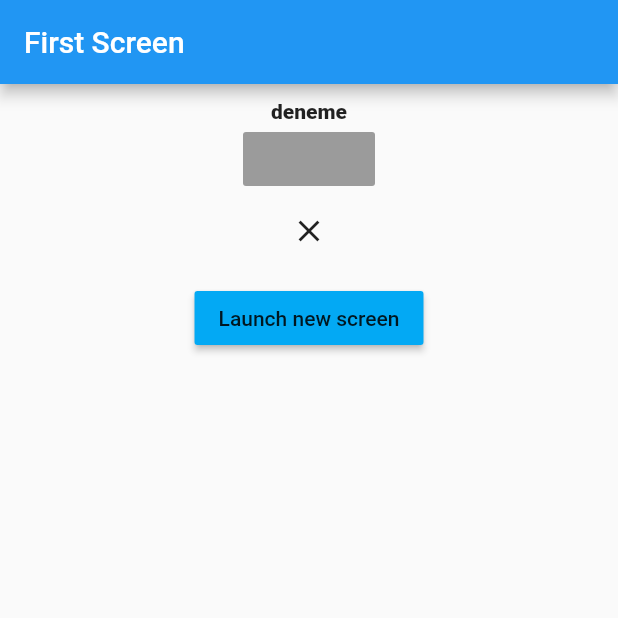
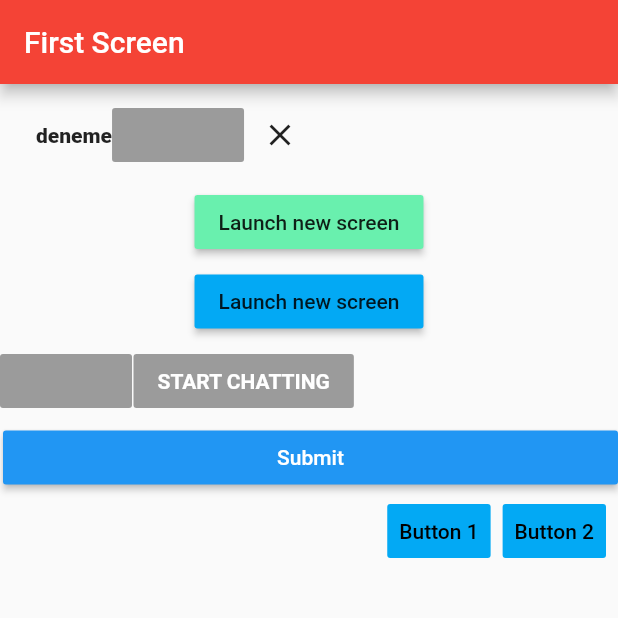
Before and after one commit to egemendurmus/flutter_app_deneme, a Flutter app: the screen it shows after launch, on a phone screen of 412 x 824 dp, the top half of it. Run offline on Flutter 3.47's test engine with Material 2 defaults, Android fonts, the phone set to English and light mode, and no system bars; missing offline and left inert: validate.

Commit message:
login form eklendi validate kullanıldı

```diff
--- a/lib/SampleApp.dart
+++ b/lib/SampleApp.dart
@@ -12,6 +12,7 @@ class SampleApp extends StatelessWidget {
       title: 'Sample App',
       theme: new ThemeData(
         primarySwatch: Colors.blue,
+
       ),
       home: new SampleAppPage(),
     );
@@ -41,6 +42,8 @@ class _SampleAppPageState extends State<SampleAppPage> {
     return new Scaffold(
       appBar: new AppBar(
         title: new Text("Sample App"),
+        backgroundColor: Colors.red,
+
       ),
       body: new Center(child: new Text(textToShow)),
       floatingActionButton: new FloatingActionButton(
--- a/lib/hello.dart
+++ b/lib/hello.dart
@@ -5,8 +5,8 @@ class hello extends StatelessWidget {
   @override
   Widget build(BuildContext context) {
     return new Container(
-        padding: const EdgeInsets.all(10.0),
-        child: new Column(
+        margin: new EdgeInsets.fromLTRB(24.0, 10.0, 24.0, 10.0),
+        child: new Row(
             children: <Widget>[
               new Text("deneme",  style: new TextStyle(fontWeight: FontWeight.w800),
               ),
--- /dev/null
+++ b/lib/loginpage.dart
@@ -0,0 +1,161 @@
+import 'package:flutter/material.dart';
+import 'package:validate/validate.dart';
+
+void LoginPages() => runApp(new MaterialApp(
+  title: 'Forms in Flutter',
+  home: new LoginPage(),
+));
+
+class LoginPage extends StatefulWidget {
+  @override
+  State<StatefulWidget> createState() => new _LoginPageState();
+}
+
+class _LoginData {
+  String email = '';
+  String password = '';
+  String rePassword = '';
+
+}
+
+class _LoginPageState extends State<LoginPage> {
+  final GlobalKey<FormState> _formKey = new GlobalKey<FormState>();
+  _LoginData _data = new _LoginData();
+
+  String _validateEmail(String value) {
+    // If empty value, the isEmail function throw a error.
+    // So I changed this function with try and catch.
+    try {
+      Validate.isEmail(value);
+    } catch (e) {
+      return 'The E-mail Address must be a valid email address.';
+    }
+
+    return null;
+  }
+
+  String _validateUserName(String value) {
+    if (value.length < 4) {
+      return 'The Password must be at least 8 characters.';
+    }
+
+    return null;
+  }
+
+  String _validatePassword(String value) {
+    if (value.length < 8) {
+      return 'The Password must be at least 8 characters.';
+    }
+
+    return null;
+  }
+
+
+  String _validateRePassword(String value) {
+
+      if(_data.password !=value){
+        return 'pasaportunu kontrol etin';
+        }
+
+    return null;
+  }
+
+  void submit() {
+    // First validate form.
+    if (this._formKey.currentState.validate()) {
+      _formKey.currentState.save(); // Save our form now.
+
+      print('Printing the login data.');
+      print('Email: ${_data.email}');
+      print('Password: ${_data.password}');
+    }
+  }
+
+  @override
+  Widget build(BuildContext context) {
+    final Size screenSize = MediaQuery.of(context).size;
+
+    return new Scaffold(
+      appBar: new AppBar(
+        title: new Text('Login'),
+        backgroundColor: Colors.red,
+      ),
+      body: new Container(
+          padding: new EdgeInsets.all(20.0),
+          child: new Form(
+            key: this._formKey,
+            child: new ListView(
+              children: <Widget>[
+                new TextFormField(
+                    keyboardType: TextInputType.emailAddress, // Use email input type for emails.
+                    decoration: new InputDecoration(
+                       // hintText: 'you@example.com',
+                        labelText: 'E-mail Address'
+                    ),
+                    validator: this._validateEmail,
+                    onSaved: (String value) {
+                      this._data.email = value;
+                    }
+                ),
+
+                new TextFormField(
+                    keyboardType: TextInputType.emailAddress, // Use email input type for emails.
+                    decoration: new InputDecoration(
+                       // hintText: 'egemen@e',
+                        labelText: 'UserName'
+                    ),
+                    validator: this._validateUserName,
+                    onSaved: (String value) {
+                      this._data.email = value;
+                    }
+                ),
+
+                new TextFormField(
+                    obscureText: true, // Use secure text for passwords.
+                    decoration: new InputDecoration(
+                      //  hintText: 'Password',
+                        labelText: 'Enter your password'
+                    ),
+                    validator: this._validatePassword,
+                    onSaved: (String value) {
+                      this._data.password = value;
+                    }
+                ),
+
+                new TextFormField(
+                    obscureText: true, // Use secure text for passwords.
+                    decoration: new InputDecoration(
+                      // hintText: 'you@example.com',
+                        labelText: 'E-mail Address'
+                    ),
+                    validator: this._validateRePassword,
+                    onSaved: (String value) {
+                      this._data.rePassword = value;
+                    }
+                ),
+
+
+                new Container(
+                  width: screenSize.width,
+                //  height: 50.0,
+                  child: new RaisedButton(
+                    child: new Text(
+                      'Login',
+                      style: new TextStyle(
+                          color: Colors.white
+                      ),
+                    ),
+                    onPressed: this.submit,
+                    color: Colors.red,
+                  ),
+                  margin: new EdgeInsets.only(
+                      top: 20.0
+                  ),
+                )
+              ],
+            ),
+          )
+      ),
+    );
+  }
+}
--- a/lib/main.dart
+++ b/lib/main.dart
@@ -1,6 +1,9 @@
 import 'package:flutter/material.dart';
 import 'package:flutter_app_deneme/SampleApp.dart';
 import 'hello.dart';
+import 'loginpage.dart';
+
+final GlobalKey<ScaffoldState> _scaffoldKey = new GlobalKey<ScaffoldState>();
 
 void main() {
   runApp(new MaterialApp(
@@ -15,57 +18,102 @@ class FirstScreen extends StatelessWidget {
     return new Scaffold(
       appBar: new AppBar(
         title: new Text('First Screen'),
+        backgroundColor: Colors.red,
       ),
+      key: _scaffoldKey,
       body: new Center(
-
         child: new Column(
           children: <Widget>[
             new hello(),
             new RaisedButton(
                 child: new Text('Launch new screen'),
+                color: Colors.greenAccent,
+                onPressed: () {
+                  showInSnackBar("egemen");
+                }),
+            new Container(
+              margin: const EdgeInsets.only(bottom: 5.0),
+            ),
+            new RaisedButton(
+                child: new Text('Launch new screen'),
                 color: Colors.lightBlue,
                 onPressed: () {
-                  Navigator.push(context,
+                  Navigator.push(
+                      context,
                       new MaterialPageRoute(
                           builder: (context) => new SampleApp()));
-                })
+                }),
+            new Container(
+              margin: const EdgeInsets.only(bottom: 5.0),
+            ),
+            new Container(
+              child: Row(
+                children: <Widget>[
+                  new RaisedButton(onPressed: null),
+                  new Container(
+                    margin: const EdgeInsets.only(left: 1.0),
+                  ),
+                  new RaisedButton(
+                      onPressed: null,
+                      child: new Text(
+                        "START CHATTING",
+                        style: new TextStyle(
+                            color: Colors.white,
+                            fontWeight: FontWeight.bold,
+                            fontSize: 14.0),
+                      ))
+                ],
+              ),
+            ),
+            new Container(
+              margin: new EdgeInsets.fromLTRB(0.0, 1.0, 0.0, 1.0),
+            ),
+            new Container(
+              margin: new EdgeInsets.fromLTRB(2.0, 1.0, 0.0, 1.0),
+              height: 40.0,
+              child: new Column(
+                crossAxisAlignment: CrossAxisAlignment.stretch,
+                mainAxisSize: MainAxisSize.max,
 
-          ],
-        ),
-
-      ),
+                children: <Widget>[
+                  new RaisedButton(
+                    child: new Text("Submit",
+                        style: new TextStyle(
+                          color: Colors.white,
+                        )),
+                    colorBrightness: Brightness.dark,
+                    onPressed: () {
+                      Navigator.push(context, new MaterialPageRoute(builder: (context)=> LoginPage()));
+                    },
+                    color: Colors.blue,
+                  ),
+                ],
+              ),
+            ),
 
 
-      /* body: new Center(
-        child: new RaisedButton(
-          child: new Text('Launch new screen'),
-          onPressed: () {
-            Navigator.push(
-              context,
-              new MaterialPageRoute(builder: (context) => new SampleApp()),
-            );
-          },
-        ),
-      ),*/
-    );
-  }
-}
 
-class SecondScreen extends StatelessWidget {
-  @override
-  Widget build(BuildContext context) {
-    return new Scaffold(
-      appBar: new AppBar(
-        title: new Text("Second Screen"),
-      ),
-      body: new Center(
-        child: new RaisedButton(
-          onPressed: () {
-            Navigator.pop(context);
-          },
-          child: new Text('Go back!'),
+
+            new ButtonBar(children: <Widget>[
+              new FlatButton(
+                child: new Text("Button 1"),
+                color: Colors.lightBlue,
+                onPressed: () => debugPrint("Button 1"),
+              ),
+              new FlatButton(
+                child: new Text("Button 2"),
+                color: Colors.lightBlue,
+                onPressed: () => debugPrint("Button 2"),
+              )
+            ]),
+          ],
         ),
       ),
     );
   }
+
+  void showInSnackBar(String value) {
+    _scaffoldKey.currentState
+        .showSnackBar(new SnackBar(content: new Text(value)));
+  }
 }
--- a/pubspec.yaml
+++ b/pubspec.yaml
@@ -9,9 +9,10 @@ dependencies:
   # Use with the CupertinoIcons class for iOS style icons.
   cupertino_icons: ^0.1.0
   english_words: ^3.1.0
+  validate: ^1.6.0
 
-dev_dependencies:
-  flutter_test:
+
+flutter_test:
     sdk: flutter
 
 
```
Also changed, not shown: pubspec.lock, 1 other file.
